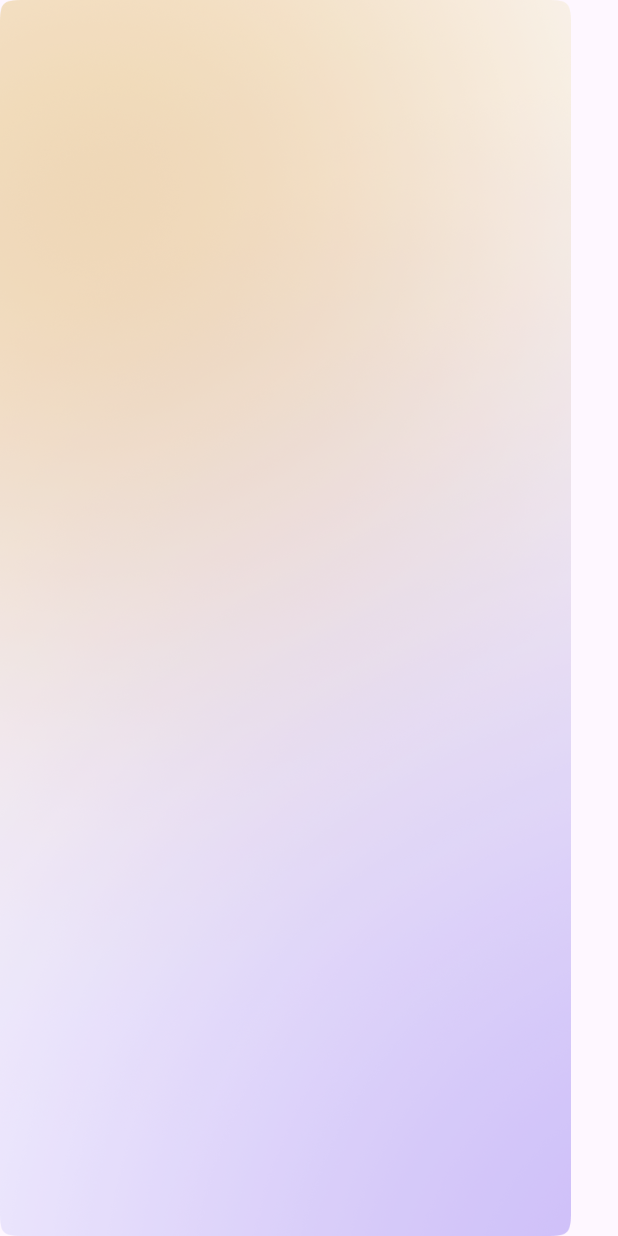
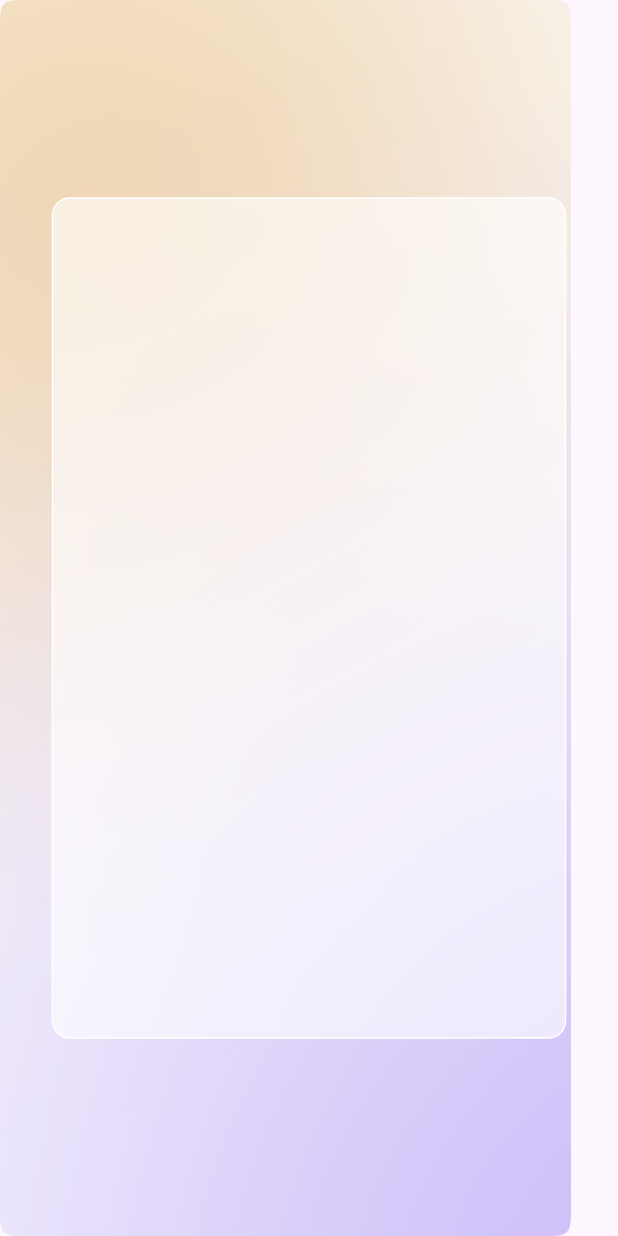
Before and after one commit to minipingu/veranza_labs, a Flutter app: the screen it shows after launch, on a phone screen of 412 x 824 dp. Run offline on Flutter 3.47's test engine with Material 3 defaults, Android fonts, the phone set to English and light mode, and no system bars.

Commit message:
komit masss

```diff
--- a/lib/main.dart
+++ b/lib/main.dart
@@ -11,7 +11,7 @@ class MyApp extends StatelessWidget {
   @override
   Widget build(BuildContext context) {
     return MaterialApp(
-      title: 'Flutter Demo',
+      title: 'Veranza Apps',
       theme: ThemeData(colorScheme: .fromSeed(seedColor: Colors.deepPurple)),
       home: LoginScreen(),
     );
--- a/lib/pages/login_screen.dart
+++ b/lib/pages/login_screen.dart
@@ -14,7 +14,17 @@ class _LoginScreenState extends State<LoginScreen> {
       body: Stack(
         children: [
           Image.asset('assets/images/background_login_gradient.png'),
-          Container(),
+          Center(
+            child: Container(
+              width: 343,
+              height: 561,
+              decoration: BoxDecoration(
+                border: Border.all(color: Colors.white),
+                color: Colors.white.withValues(alpha: 0.6),
+                borderRadius: BorderRadius.circular(12),
+              ),
+            ),
+          ),
         ],
       ),
     );
```
